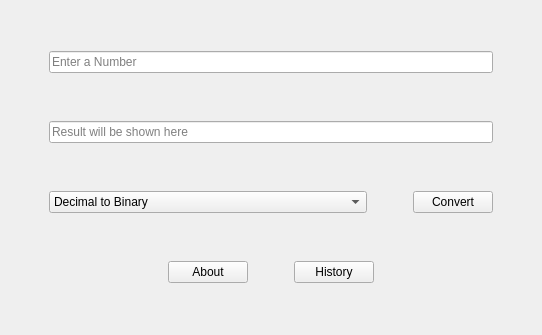
The window that mainwindow.ui (NazakatUmrani/Number-System-Converter-with-Big-Numbers-Handling-GUI-Qt) describes before a commit, drawn with Qt 5.
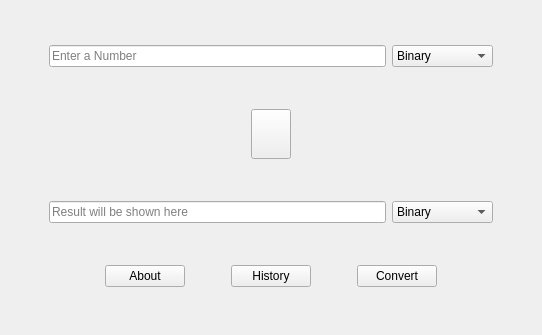
The same window after the commit.

Commit message: Design changed, Swap button added

What changed in the file:
```diff
--- a/mainwindow.ui
+++ b/mainwindow.ui
@@ -64,6 +64,30 @@
         </property>
        </widget>
       </item>
+      <item>
+       <widget class="QComboBox" name="InputNumComboBox">
+        <item>
+         <property name="text">
+          <string>Binary</string>
+         </property>
+        </item>
+        <item>
+         <property name="text">
+          <string>Octal</string>
+         </property>
+        </item>
+        <item>
+         <property name="text">
+          <string>Decimal</string>
+         </property>
+        </item>
+        <item>
+         <property name="text">
+          <string>Hexadecimal</string>
+         </property>
+        </item>
+       </widget>
+      </item>
       <item>
        <spacer name="horizontalSpacer_7">
         <property name="orientation">
@@ -82,6 +106,86 @@
       </item>
      </layout>
     </item>
+    <item>
+     <layout class="QVBoxLayout" name="verticalLayout_2">
+      <item>
+       <layout class="QHBoxLayout" name="horizontalLayout">
+        <item>
+         <spacer name="horizontalSpacer_2">
+          <property name="orientation">
+           <enum>Qt::Horizontal</enum>
+          </property>
+          <property name="sizeType">
+           <enum>QSizePolicy::MinimumExpanding</enum>
+          </property>
+          <property name="sizeHint" stdset="0">
+           <size>
+            <width>40</width>
+            <height>20</height>
+           </size>
+          </property>
+         </spacer>
+        </item>
+        <item>
+         <widget class="QPushButton" name="swapButton">
+          <property name="enabled">
+           <bool>true</bool>
+          </property>
+          <property name="sizePolicy">
+           <sizepolicy hsizetype="Maximum" vsizetype="Maximum">
+            <horstretch>0</horstretch>
+            <verstretch>0</verstretch>
+           </sizepolicy>
+          </property>
+          <property name="minimumSize">
+           <size>
+            <width>0</width>
+            <height>0</height>
+           </size>
+          </property>
+          <property name="maximumSize">
+           <size>
+            <width>50</width>
+            <height>50</height>
+           </size>
+          </property>
+          <property name="autoFillBackground">
+           <bool>false</bool>
+          </property>
+          <property name="styleSheet">
+           <string notr="true"/>
+          </property>
+          <property name="text">
+           <string/>
+          </property>
+          <property name="iconSize">
+           <size>
+            <width>16</width>
+            <height>16</height>
+           </size>
+          </property>
+         </widget>
+        </item>
+        <item>
+         <spacer name="horizontalSpacer_10">
+          <property name="orientation">
+           <enum>Qt::Horizontal</enum>
+          </property>
+          <property name="sizeType">
+           <enum>QSizePolicy::MinimumExpanding</enum>
+          </property>
+          <property name="sizeHint" stdset="0">
+           <size>
+            <width>40</width>
+            <height>20</height>
+           </size>
+          </property>
+         </spacer>
+        </item>
+       </layout>
+      </item>
+     </layout>
+    </item>
     <item>
      <layout class="QHBoxLayout" name="horizontalLayout_4">
       <item>
@@ -113,6 +217,33 @@
         </property>
        </widget>
       </item>
+      <item>
+       <widget class="QComboBox" name="ResultComboBox">
+        <property name="enabled">
+         <bool>true</bool>
+        </property>
+        <item>
+         <property name="text">
+          <string>Binary</string>
+         </property>
+        </item>
+        <item>
+         <property name="text">
+          <string>Octal</string>
+         </property>
+        </item>
+        <item>
+         <property name="text">
+          <string>Decimal</string>
+         </property>
+        </item>
+        <item>
+         <property name="text">
+          <string>Hexadecimal</string>
+         </property>
+        </item>
+       </widget>
+      </item>
       <item>
        <spacer name="horizontalSpacer_4">
         <property name="orientation">
@@ -139,139 +270,7 @@
          <enum>Qt::Horizontal</enum>
         </property>
         <property name="sizeType">
-         <enum>QSizePolicy::Maximum</enum>
-        </property>
-        <property name="sizeHint" stdset="0">
-         <size>
-          <width>40</width>
-          <height>20</height>
-         </size>
-        </property>
-       </spacer>
-      </item>
-      <item>
-       <widget class="QComboBox" name="Conversion">
-        <property name="sizePolicy">
-         <sizepolicy hsizetype="Expanding" vsizetype="Fixed">
-          <horstretch>0</horstretch>
-          <verstretch>0</verstretch>
-         </sizepolicy>
-        </property>
-        <item>
-         <property name="text">
-          <string>Decimal to Binary</string>
-         </property>
-        </item>
-        <item>
-         <property name="text">
-          <string>Decimal to Octal</string>
-         </property>
-        </item>
-        <item>
-         <property name="text">
-          <string>Decimal to Hexadecimal</string>
-         </property>
-        </item>
-        <item>
-         <property name="text">
-          <string>Binary to Decimal</string>
-         </property>
-        </item>
-        <item>
-         <property name="text">
-          <string>Octal to Decimal</string>
-         </property>
-        </item>
-        <item>
-         <property name="text">
-          <string>Hexadecimal to Decimal</string>
-         </property>
-        </item>
-        <item>
-         <property name="text">
-          <string>Binary to Octal</string>
-         </property>
-        </item>
-        <item>
-         <property name="text">
-          <string>Binary to Hexadecimal</string>
-         </property>
-        </item>
-        <item>
-         <property name="text">
-          <string>Octal to Binary</string>
-         </property>
-        </item>
-        <item>
-         <property name="text">
-          <string>Octal to Hexadecimal</string>
-         </property>
-        </item>
-        <item>
-         <property name="text">
-          <string>Hexadecimal to Octal</string>
-         </property>
-        </item>
-        <item>
-         <property name="text">
-          <string>Hexadecimal to Binary</string>
-         </property>
-        </item>
-       </widget>
-      </item>
-      <item>
-       <spacer name="horizontalSpacer_11">
-        <property name="orientation">
-         <enum>Qt::Horizontal</enum>
-        </property>
-        <property name="sizeType">
-         <enum>QSizePolicy::Minimum</enum>
-        </property>
-        <property name="sizeHint" stdset="0">
-         <size>
-          <width>40</width>
-          <height>20</height>
-         </size>
-        </property>
-       </spacer>
-      </item>
-      <item>
-       <widget class="QPushButton" name="convertButton">
-        <property name="text">
-         <string>Convert</string>
-        </property>
-       </widget>
-      </item>
-      <item>
-       <spacer name="horizontalSpacer_5">
-        <property name="orientation">
-         <enum>Qt::Horizontal</enum>
-        </property>
-        <property name="sizeType">
-         <enum>QSizePolicy::Maximum</enum>
-        </property>
-        <property name="sizeHint" stdset="0">
-         <size>
-          <width>40</width>
-          <height>20</height>
-         </size>
-        </property>
-       </spacer>
-      </item>
-     </layout>
-    </item>
-    <item>
-     <layout class="QHBoxLayout" name="horizontalLayout">
-      <property name="sizeConstraint">
-       <enum>QLayout::SetDefaultConstraint</enum>
-      </property>
-      <item>
-       <spacer name="horizontalSpacer">
-        <property name="orientation">
-         <enum>Qt::Horizontal</enum>
-        </property>
-        <property name="sizeType">
-         <enum>QSizePolicy::Expanding</enum>
+         <enum>QSizePolicy::MinimumExpanding</enum>
         </property>
         <property name="sizeHint" stdset="0">
          <size>
@@ -289,7 +288,7 @@
        </widget>
       </item>
       <item>
-       <spacer name="horizontalSpacer_9">
+       <spacer name="horizontalSpacer">
         <property name="orientation">
          <enum>Qt::Horizontal</enum>
         </property>
@@ -312,12 +311,35 @@
        </widget>
       </item>
       <item>
-       <spacer name="horizontalSpacer_2">
+       <spacer name="horizontalSpacer_9">
         <property name="orientation">
          <enum>Qt::Horizontal</enum>
         </property>
         <property name="sizeType">
-         <enum>QSizePolicy::Expanding</enum>
+         <enum>QSizePolicy::Preferred</enum>
+        </property>
+        <property name="sizeHint" stdset="0">
+         <size>
+          <width>40</width>
+          <height>20</height>
+         </size>
+        </property>
+       </spacer>
+      </item>
+      <item>
+       <widget class="QPushButton" name="convertButton">
+        <property name="text">
+         <string>Convert</string>
+        </property>
+       </widget>
+      </item>
+      <item>
+       <spacer name="horizontalSpacer_5">
+        <property name="orientation">
+         <enum>Qt::Horizontal</enum>
+        </property>
+        <property name="sizeType">
+         <enum>QSizePolicy::MinimumExpanding</enum>
         </property>
         <property name="sizeHint" stdset="0">
          <size>
```
Left out of the diff: 3 changed lines with no effect on the pictures. The commit also changes 9 other files.
